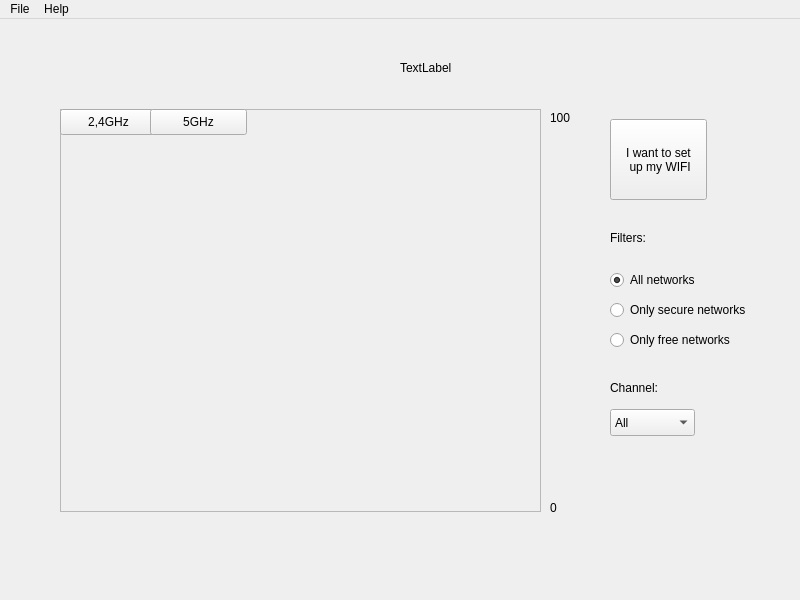
Qt form ITU/mainwindow.ui (europ/VUTBR-FIT-ITU) before a commit.
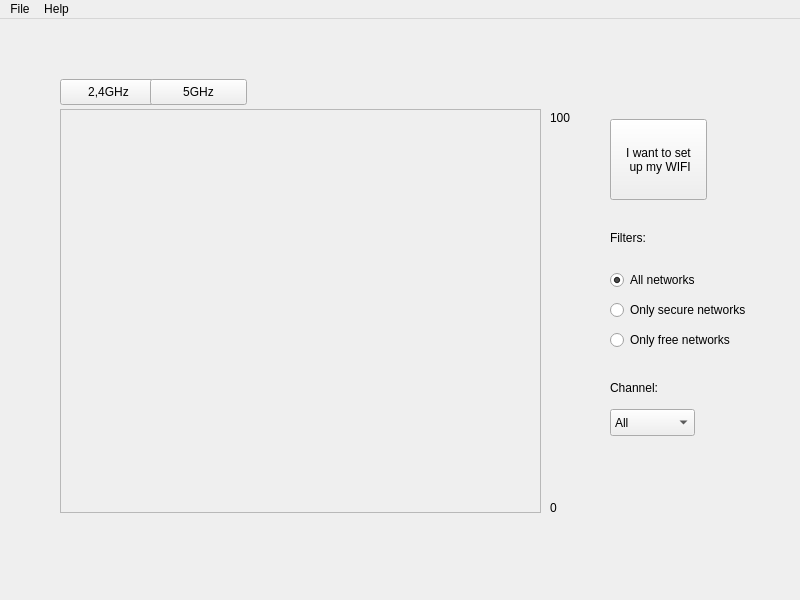
The same form after that commit.

Commit message: added ssids, some color modifications

What changed in the file:
```diff
--- a/ITU/mainwindow.ui
+++ b/ITU/mainwindow.ui
@@ -34,7 +34,7 @@
       <x>60</x>
       <y>90</y>
       <width>481</width>
-      <height>403</height>
+      <height>404</height>
      </rect>
     </property>
     <property name="frameShape">
@@ -43,32 +43,6 @@
     <property name="frameShadow">
      <enum>QFrame::Raised</enum>
     </property>
-    <widget class="QPushButton" name="pushButton_2">
-     <property name="geometry">
-      <rect>
-       <x>0</x>
-       <y>0</y>
-       <width>97</width>
-       <height>26</height>
-      </rect>
-     </property>
-     <property name="text">
-      <string>2,4GHz</string>
-     </property>
-    </widget>
-    <widget class="QPushButton" name="pushButton_3">
-     <property name="geometry">
-      <rect>
-       <x>90</x>
-       <y>0</y>
-       <width>97</width>
-       <height>26</height>
-      </rect>
-     </property>
-     <property name="text">
-      <string>5GHz</string>
-     </property>
-    </widget>
    </widget>
    <widget class="QComboBox" name="comboBox">
     <property name="geometry">
@@ -218,19 +192,6 @@
      <bool>true</bool>
     </property>
    </widget>
-   <widget class="QLabel" name="label_3">
-    <property name="geometry">
-     <rect>
-      <x>400</x>
-      <y>40</y>
-      <width>67</width>
-      <height>17</height>
-     </rect>
-    </property>
-    <property name="text">
-     <string>TextLabel</string>
-    </property>
-   </widget>
    <widget class="QLabel" name="label_4">
     <property name="geometry">
      <rect>
@@ -257,6 +218,32 @@
      <string>100</string>
     </property>
    </widget>
+   <widget class="QPushButton" name="pushButton_2">
+    <property name="geometry">
+     <rect>
+      <x>60</x>
+      <y>60</y>
+      <width>97</width>
+      <height>26</height>
+     </rect>
+    </property>
+    <property name="text">
+     <string>2,4GHz</string>
+    </property>
+   </widget>
+   <widget class="QPushButton" name="pushButton_3">
+    <property name="geometry">
+     <rect>
+      <x>150</x>
+      <y>60</y>
+      <width>97</width>
+      <height>26</height>
+     </rect>
+    </property>
+    <property name="text">
+     <string>5GHz</string>
+    </property>
+   </widget>
   </widget>
   <widget class="QMenuBar" name="menuBar">
    <property name="geometry">
```
The commit also changes 1 other file.
